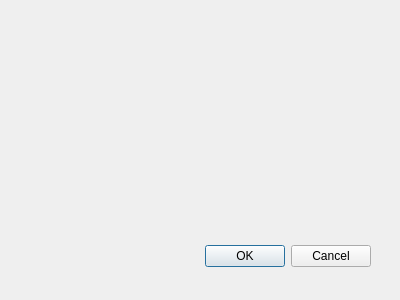
The window that SpidrMpx3Eq/testpulseequalisation.ui (navrit/dexter) describes before a commit, drawn with Qt 5.
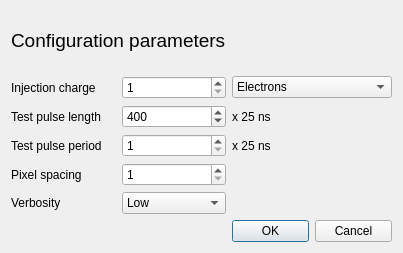
The same window after the commit.

```diff
--- a/SpidrMpx3Eq/testpulseequalisation.ui
+++ b/SpidrMpx3Eq/testpulseequalisation.ui
@@ -8,29 +8,176 @@
    <rect>
     <x>0</x>
     <y>0</y>
-    <width>400</width>
-    <height>300</height>
+    <width>403</width>
+    <height>253</height>
    </rect>
   </property>
+  <property name="sizePolicy">
+   <sizepolicy hsizetype="Fixed" vsizetype="Fixed">
+    <horstretch>0</horstretch>
+    <verstretch>0</verstretch>
+   </sizepolicy>
+  </property>
+  <property name="minimumSize">
+   <size>
+    <width>403</width>
+    <height>253</height>
+   </size>
+  </property>
+  <property name="maximumSize">
+   <size>
+    <width>403</width>
+    <height>253</height>
+   </size>
+  </property>
   <property name="windowTitle">
    <string>Dialog</string>
   </property>
-  <widget class="QDialogButtonBox" name="buttonBox">
-   <property name="geometry">
-    <rect>
-     <x>30</x>
-     <y>240</y>
-     <width>341</width>
-     <height>32</height>
-    </rect>
-   </property>
-   <property name="orientation">
-    <enum>Qt::Horizontal</enum>
-   </property>
-   <property name="standardButtons">
-    <set>QDialogButtonBox::Cancel|QDialogButtonBox::Ok</set>
-   </property>
-  </widget>
+  <layout class="QGridLayout" name="gridLayout_2">
+   <item row="0" column="0">
+    <layout class="QGridLayout" name="gridLayout">
+     <item row="4" column="0">
+      <widget class="QLabel" name="label_3">
+       <property name="text">
+        <string>Pixel spacing</string>
+       </property>
+      </widget>
+     </item>
+     <item row="6" column="2">
+      <widget class="QDialogButtonBox" name="buttonBox">
+       <property name="orientation">
+        <enum>Qt::Horizontal</enum>
+       </property>
+       <property name="standardButtons">
+        <set>QDialogButtonBox::Cancel|QDialogButtonBox::Ok</set>
+       </property>
+      </widget>
+     </item>
+     <item row="1" column="0">
+      <widget class="QLabel" name="label">
+       <property name="text">
+        <string>Injection charge</string>
+       </property>
+      </widget>
+     </item>
+     <item row="0" column="0" colspan="2">
+      <widget class="QLabel" name="label_4">
+       <property name="font">
+        <font>
+         <pointsize>14</pointsize>
+        </font>
+       </property>
+       <property name="text">
+        <string>Configuration parameters</string>
+       </property>
+      </widget>
+     </item>
+     <item row="1" column="2">
+      <widget class="QComboBox" name="comboBox_injectionChargeUnits">
+       <item>
+        <property name="text">
+         <string>Electrons</string>
+        </property>
+       </item>
+       <item>
+        <property name="text">
+         <string>KeV (Si)</string>
+        </property>
+       </item>
+      </widget>
+     </item>
+     <item row="5" column="0">
+      <widget class="QLabel" name="label_2">
+       <property name="text">
+        <string>Verbosity</string>
+       </property>
+      </widget>
+     </item>
+     <item row="3" column="1">
+      <widget class="QSpinBox" name="spinBox_testPulsePeriod">
+       <property name="minimum">
+        <number>1</number>
+       </property>
+      </widget>
+     </item>
+     <item row="1" column="1">
+      <widget class="QSpinBox" name="spinBox_injectionCharge">
+       <property name="minimum">
+        <number>1</number>
+       </property>
+       <property name="maximum">
+        <number>1000000</number>
+       </property>
+      </widget>
+     </item>
+     <item row="4" column="1">
+      <widget class="QSpinBox" name="spinBox_pixelSpacing">
+       <property name="minimum">
+        <number>1</number>
+       </property>
+       <property name="maximum">
+        <number>31</number>
+       </property>
+      </widget>
+     </item>
+     <item row="3" column="0">
+      <widget class="QLabel" name="label_5">
+       <property name="text">
+        <string>Test pulse period</string>
+       </property>
+      </widget>
+     </item>
+     <item row="2" column="0">
+      <widget class="QLabel" name="label_6">
+       <property name="text">
+        <string>Test pulse length</string>
+       </property>
+      </widget>
+     </item>
+     <item row="2" column="1">
+      <widget class="QSpinBox" name="spinBox_testPulseLength">
+       <property name="minimum">
+        <number>1</number>
+       </property>
+       <property name="maximum">
+        <number>1000000</number>
+       </property>
+       <property name="value">
+        <number>400</number>
+       </property>
+      </widget>
+     </item>
+     <item row="2" column="2">
+      <widget class="QLabel" name="label_7">
+       <property name="text">
+        <string>x 25 ns</string>
+       </property>
+      </widget>
+     </item>
+     <item row="3" column="2">
+      <widget class="QLabel" name="label_8">
+       <property name="text">
+        <string>x 25 ns</string>
+       </property>
+      </widget>
+     </item>
+     <item row="5" column="1">
+      <widget class="QComboBox" name="comboBox_verbosity">
+       <item>
+        <property name="text">
+         <string>Low</string>
+        </property>
+       </item>
+       <item>
+        <property name="text">
+         <string>High</string>
+        </property>
+       </item>
+      </widget>
+     </item>
+    </layout>
+   </item>
+  </layout>
  </widget>
  <pixmapfunction/>
  <resources/>
```
Left out of the diff: 46 changed lines with no effect on the pictures.
